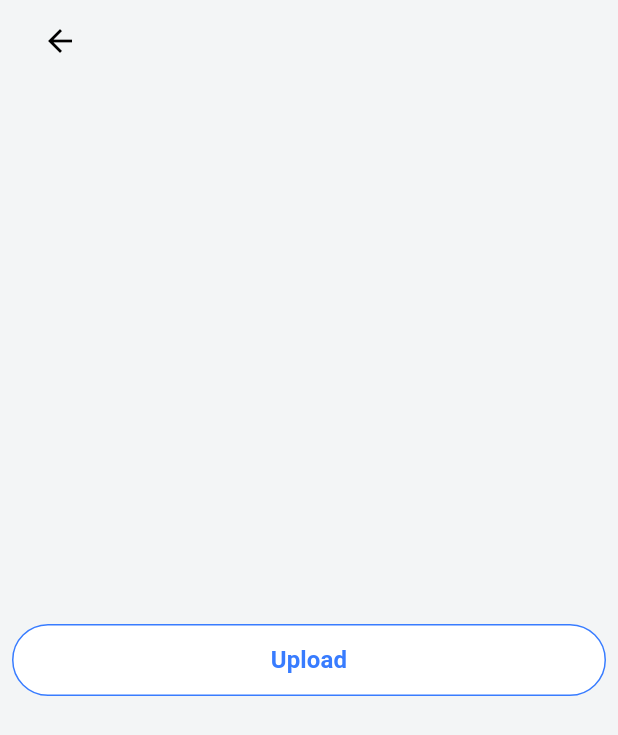
After one commit to lightion/black_pearl_admin, a Flutter app: the HomeMenuScreen screen opened by its route, on a phone screen of 412 x 824 dp. The commit adds this screen. Shown: the top 735 px of the screen. Run offline on Flutter 3.47's test engine with Material 3 defaults, Android fonts, the phone set to English and light mode, and no system bars; our stand-ins replace beamer, flutter_secure_storage, get_it; accounts and stored records are empty; network calls fail.

Commit message:
day 7: Added home screen and home menu screen

```diff
--- a/core/lib/theme/styles.dart
+++ b/core/lib/theme/styles.dart
@@ -9,6 +9,7 @@ class Styles {
   ///fontSize
   static const fontSizeH1 = 32.0;
   static const fontSizeH2 = 28.0;
+  static const fontSizeH3 = 24.0;
   static const fontSizeH5 = 16.0;
 
   ///Headline
@@ -16,6 +17,10 @@ class Styles {
       TextStyle(fontWeight: fontWeight700, fontSize: fontSizeH2);
   static const h5w600 =
       TextStyle(fontWeight: fontWeight600, fontSize: fontSizeH5);
+  static const h3w700 = TextStyle(
+    fontWeight: fontWeight700,
+    fontSize: fontSizeH3,
+  );
 
   ///Body
   static const h5w400 =
--- a/core/lib/widgets/app_bar_widget.dart
+++ b/core/lib/widgets/app_bar_widget.dart
@@ -36,13 +36,16 @@ class _AppBarWidgetState extends State<AppBarWidget> {
           title: Text(
             widget.message,
           ),
-          leading: widget.leading ??
-              Container(
-                margin: const EdgeInsets.only(left: AppConstants.eight),
-              ),
-          leadingWidth: AppConstants.thirtyFive,
+          leading: Transform.translate(
+            offset: const Offset(15, 0),
+            child: widget.leading ??
+                Container(
+                  margin: const EdgeInsets.only(left: AppConstants.eight),
+                ),
+          ),
           actions: widget.actionList,
           toolbarHeight: AppConstants.appBarHeight,
+          leadingWidth: 50,
           backgroundColor: widget.backgroundColor ?? Colors.transparent,
           centerTitle: widget.centerTitle ?? true,
           elevation: widget.hideAppBar ?? false ? 0 : AppConstants.ten,
--- /dev/null
+++ b/lib/presentation/dashboard/home/screen/home_menu_upload_screen.dart
@@ -0,0 +1,59 @@
+import 'package:beamer/beamer.dart';
+import 'package:core/constants/app_constants.dart';
+import 'package:core/theme/color_constants.dart';
+import 'package:core/theme/styles.dart';
+import 'package:core/widgets/app_bar_widget.dart';
+import 'package:flutter/material.dart';
+
+class HomeMenuScreen extends StatefulWidget {
+  const HomeMenuScreen({super.key});
+
+  @override
+  State<HomeMenuScreen> createState() => _HomeMenuScreenState();
+}
+
+class _HomeMenuScreenState extends State<HomeMenuScreen> {
+  @override
+  Widget build(BuildContext context) {
+    return Scaffold(
+      appBar: AppBarWidget(
+        message: "",
+        leading: BackButton(
+          color: ColorConstants.black,
+          onPressed: () {
+            Beamer.of(context).beamBack();
+          },
+        ),
+        backgroundColor: Colors.transparent,
+        hideAppBar: true,
+      ),
+      backgroundColor: ColorConstants.antiFlashWhite,
+      body: SafeArea(
+        child: Column(
+          mainAxisAlignment: MainAxisAlignment.center,
+          children: [
+            Container(
+              margin: const EdgeInsets.only(left: 8, right: 8),
+              width: double.infinity,
+              height: AppConstants.buttonHeight,
+              child: OutlinedButton(
+                onPressed: () {},
+                style: OutlinedButton.styleFrom(
+                  backgroundColor: Colors.white,
+                  side: const BorderSide(color: ColorConstants.electricBlue),
+                ),
+                child: Text(
+                  "Upload",
+                  textAlign: TextAlign.center,
+                  style: Styles.h5w600.merge(const TextStyle(
+                    color: ColorConstants.electricBlue,
+                  )),
+                ),
+              ),
+            ),
+          ],
+        ),
+      ),
+    );
+  }
+}
--- a/lib/presentation/dashboard/screen/dashboard_screen.dart
+++ b/lib/presentation/dashboard/screen/dashboard_screen.dart
@@ -54,6 +54,12 @@ class _DashboardScreenState extends State<DashboardScreen> {
         appBar: AppBarWidget(
           message: "",
           backgroundColor: ColorConstants.white,
+          leading: const CircleAvatar(
+            radius: 16,
+            backgroundImage: NetworkImage(
+              'https://masterbundles.com/wp-content/uploads/2023/03/reestaurent-ai-676.jpg',
+            ),
+          ),
         ),
         body: Center(
           child: _widgetOption.elementAt(AppConstants.indexPage),
--- a/lib/presentation/routes/app_route_delegate.dart
+++ b/lib/presentation/routes/app_route_delegate.dart
@@ -1,4 +1,5 @@
 import 'package:beamer/beamer.dart';
+import 'package:black_pearl/presentation/dashboard/home/screen/home_menu_upload_screen.dart';
 import 'package:black_pearl/presentation/dashboard/screen/dashboard_screen.dart';
 import 'package:black_pearl/presentation/login/screen/login_screen.dart';
 import 'package:black_pearl/presentation/login/screen/login_verification_sreen.dart';
@@ -17,6 +18,9 @@ class RouteDelegator {
         },
         AppRouteName.home: (context, state, data) {
           return const DashboardScreen();
+        },
+        AppRouteName.homeMenu: (context, state, data) {
+          return const HomeMenuScreen();
         }
       },
     ),
--- a/lib/presentation/routes/app_route_name.dart
+++ b/lib/presentation/routes/app_route_name.dart
@@ -2,4 +2,5 @@ class AppRouteName {
   static const String home = "/dashboard";
   static const String login = "/login";
   static const String loginVerification = "/loginVerification";
+  static const String homeMenu = "/homeMenu";
 }
```
Also changed, not shown: lib/presentation/dashboard/home/screen/home_screen.dart (+91 -2 lines).
